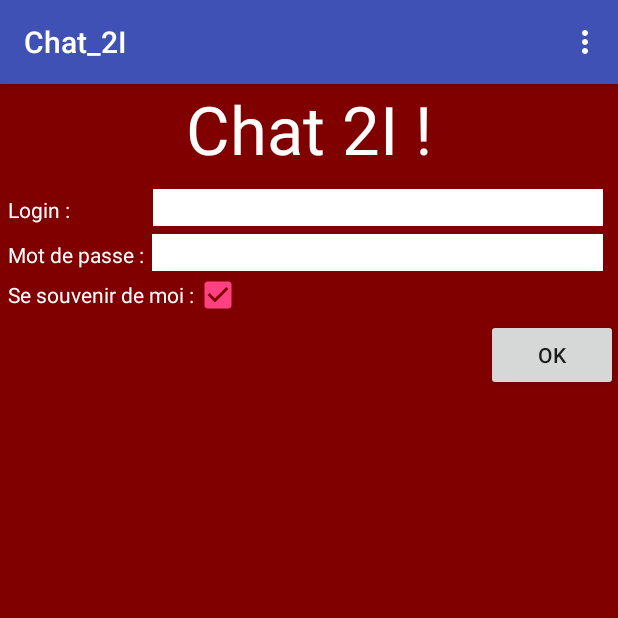
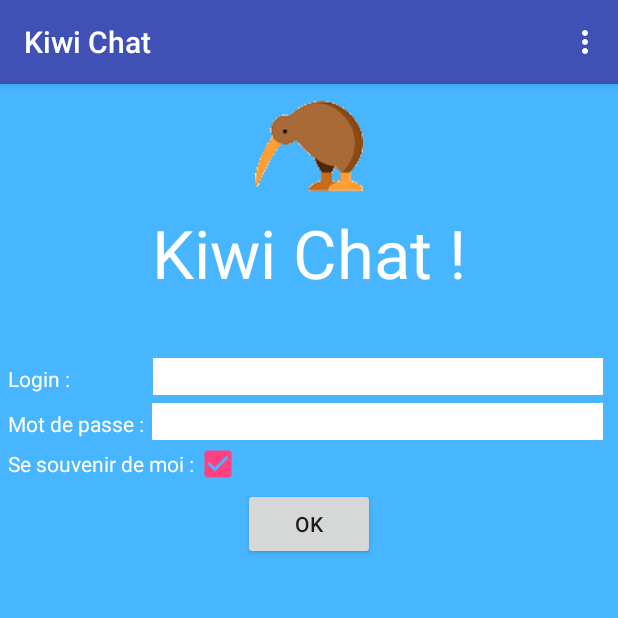
Before and after one commit to QuentinMarescaux/Kiwi-Chat, an Android app: the screen it shows after launch (LoginActivity), on a phone screen of 412 x 824 dp, the top half of it. Run offline under Robolectric (Android 15) with nearby library versions, the phone set to English and light mode, and no system bars; our stand-ins replace Volley.

Commit message:
final changes

```diff
--- a/app/src/main/java/com/example/chat2i/Controllers/Activities/LoginActivity.java
+++ b/app/src/main/java/com/example/chat2i/Controllers/Activities/LoginActivity.java
@@ -62,7 +62,9 @@ public class LoginActivity extends DefaultActivity implements View.OnClickListen
                         LoginActivity.this.savePrefs();
                         Intent toChoixConv = new Intent(LoginActivity.this, ChoixConvActivity.class);
                         startActivity(toChoixConv);
-
+                    }
+                    else {
+                        gs.alerter("Mauvais identifiants");
                     }
                 } catch (JSONException e) {
                     e.printStackTrace();
--- a/app/src/main/java/com/example/chat2i/Views/MessageViewHolder.java
+++ b/app/src/main/java/com/example/chat2i/Views/MessageViewHolder.java
@@ -20,7 +20,7 @@ public class MessageViewHolder extends RecyclerView.ViewHolder {
     }
 
     public void updateWithMessage(Message message) {
-        this.author.setText("[" + message.getAuteur() + "] ");
+        this.author.setText(message.getAuteur() + " : ");
         this.content.setText(message.getContenu());
     }
 }
--- a/app/src/main/res/layout/activity_choix_conversation.xml
+++ b/app/src/main/res/layout/activity_choix_conversation.xml
@@ -3,7 +3,7 @@
     android:id="@+id/LinearLayout1"
     android:layout_width="match_parent"
     android:layout_height="match_parent"
-    android:background="@color/orange"
+    android:background="@color/blue"
     android:gravity="center_horizontal|right"
     android:orientation="vertical">
 
--- a/app/src/main/res/layout/activity_compte.xml
+++ b/app/src/main/res/layout/activity_compte.xml
@@ -3,7 +3,7 @@
     android:id="@+id/LinearLayout1"
     android:layout_width="match_parent"
     android:layout_height="match_parent"
-    android:background="@color/orange"
+    android:background="@color/blue"
     android:gravity="center_horizontal|right"
     android:orientation="vertical">
 
--- a/app/src/main/res/layout/activity_login.xml
+++ b/app/src/main/res/layout/activity_login.xml
@@ -3,24 +3,34 @@
     android:id="@+id/LinearLayout1"
     android:layout_width="match_parent"
     android:layout_height="match_parent"
-    android:background="@color/orange"
-    android:gravity="center_horizontal|right"
-    android:orientation="vertical"
-    >
+    android:background="@color/blue"
+    android:gravity="center_horizontal"
+    android:orientation="vertical">
+
+
+    <ImageView
+        android:id="@+id/logo"
+        android:layout_width="wrap_content"
+        android:layout_height="wrap_content"
+        android:gravity="center_horizontal"
+        android:maxWidth="40dp"
+        android:padding="5dp"
+        android:src="@drawable/logo" />
 
     <TextView
         android:id="@+id/login_titre"
         android:layout_width="match_parent"
         android:layout_height="wrap_content"
-        android:layout_marginBottom="10dp"
+        android:layout_marginBottom="40dp"
         android:gravity="center_horizontal"
         android:text="@string/titre"
         android:textColor="@color/blanc"
         android:textSize="20pt" />
 
+
     <LinearLayout
         android:layout_width="match_parent"
-        android:layout_height="wrap_content" >
+        android:layout_height="wrap_content">
 
         <TextView
             android:id="@+id/login_labelLogin"
@@ -36,10 +46,10 @@
             android:layout_height="wrap_content"
             android:layout_marginLeft="55dp"
             android:layout_marginRight="10dp"
-            android:paddingLeft="3dp"
             android:layout_weight="1"
             android:background="@color/blanc"
-            android:ems="10" >
+            android:ems="10"
+            android:paddingLeft="3dp">
 
             <requestFocus />
         </EditText>
@@ -65,17 +75,17 @@
             android:layout_height="wrap_content"
             android:layout_marginLeft="5dp"
             android:layout_marginRight="10dp"
-            android:paddingLeft="3dp"
             android:layout_weight="1"
             android:background="@color/blanc"
             android:ems="10"
-            android:inputType="textPassword" />
+            android:inputType="textPassword"
+            android:paddingLeft="3dp" />
 
     </LinearLayout>
 
     <LinearLayout
         android:layout_width="match_parent"
-        android:layout_height="wrap_content" >
+        android:layout_height="wrap_content">
 
         <TextView
             android:id="@+id/login_labelRemember"
@@ -88,8 +98,7 @@
         <CheckBox
             android:id="@+id/login_cbRemember"
             android:layout_width="wrap_content"
-            android:layout_height="wrap_content"
-            />
+            android:layout_height="wrap_content" />
 
     </LinearLayout>
 
--- a/app/src/main/res/layout/activity_show_conversation.xml
+++ b/app/src/main/res/layout/activity_show_conversation.xml
@@ -3,7 +3,7 @@
     android:id="@+id/RelativeLayout2"
     android:layout_width="match_parent"
     android:layout_height="match_parent"
-    android:background="@color/orange">
+    android:background="@color/blue">
 
     <TextView
         android:id="@+id/conversation_titre"
@@ -38,7 +38,8 @@
         android:layout_marginBottom="5dp"
         android:background="@color/blanc"
         android:ems="10"
-        android:inputType="textMultiLine" />
+        android:inputType="textMultiLine"
+        android:layout_marginLeft="5dp"/>
 
     <Button
         android:id="@+id/conversation_btnOK"
--- a/app/src/main/res/layout/message.xml
+++ b/app/src/main/res/layout/message.xml
@@ -9,7 +9,8 @@
     <TextView
         android:id="@+id/message_author"
         android:layout_width="wrap_content"
-        android:layout_height="wrap_content"/>
+        android:layout_height="wrap_content"
+        android:textStyle="bold"/>
 
     <TextView
         android:id="@+id/message_content"
--- a/app/src/main/res/values/colors.xml
+++ b/app/src/main/res/values/colors.xml
@@ -6,4 +6,5 @@
     <color name="orange">#800000</color>
     <color name="blanc">#ffffff</color>
     <color name="noir">#000000</color>
+    <color name="blue">#47B6FF</color>
 </resources>
--- a/app/src/main/res/values/strings.xml
+++ b/app/src/main/res/values/strings.xml
@@ -1,10 +1,10 @@
 <?xml version="1.0" encoding="utf-8"?>
 <resources>
 
-    <string name="app_name">Chat_2I</string>
+    <string name="app_name">Kiwi Chat</string>
     <string name="action_settings">Préférences</string>
     <string name="action_account">Mon Compte</string>
-    <string name="titre">Chat 2I !</string>
+    <string name="titre">Kiwi Chat !</string>
     <string name="login">Login : </string>
     <string name="passe">Mot de passe : </string>
     <string name="ok">OK</string>
```
Also changed, not shown: app/src/main/java/com/example/chat2i/Controllers/Activities/ChoixConvActivity.java (+4 -4 lines), app/src/main/res/layout/spinner_item.xml (+6 -2 lines), app/src/main/res/drawable/conv.png (added), app/src/main/res/drawable/conv_active.png (added), app/src/main/res/drawable/logo.png (added).
